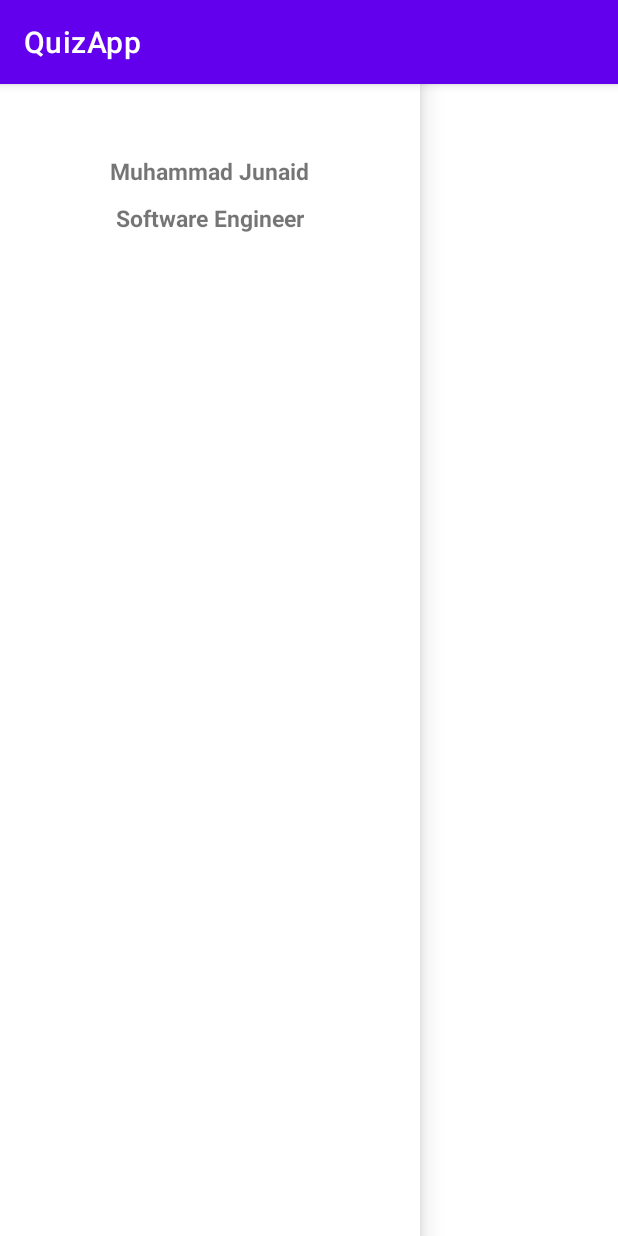
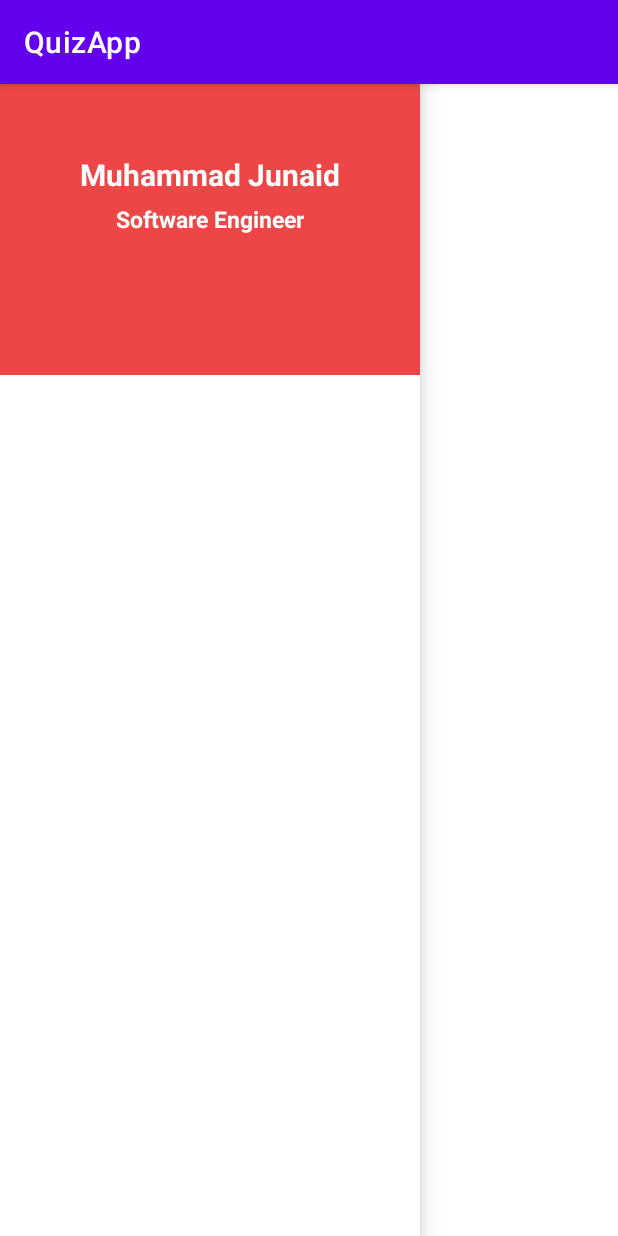
Before and after one commit to junaid786-prog/quiz-drawer-app, an Android app: the screen it shows after launch (MainActivity), with the side drawer open, on a phone screen of 412 x 824 dp. Run offline under Robolectric (Android 15) with nearby library versions, the phone set to English and light mode, and no system bars.

Commit message:
background color for header layout changed

```diff
--- a/app/src/main/res/layout/header_layout.xml
+++ b/app/src/main/res/layout/header_layout.xml
@@ -5,6 +5,7 @@
     android:id="@+id/headerLayout"
     android:layout_width="match_parent"
     android:layout_height="250dp"
+    android:background="#EC4646"
     android:gravity="center_horizontal|center_vertical"
     android:orientation="vertical">
 
@@ -19,9 +20,10 @@
         android:layout_width="wrap_content"
         android:layout_height="wrap_content"
         android:layout_marginTop="10dp"
-        android:layout_marginBottom="10dp"
+        android:layout_marginBottom="5dp"
         android:text="Muhammad Junaid"
-        android:textSize="15sp"
+        android:textColor="#ffff"
+        android:textSize="20sp"
         android:textStyle="bold" />
 
     <TextView
@@ -29,6 +31,7 @@
         android:layout_width="wrap_content"
         android:layout_height="wrap_content"
         android:text="Software Engineer"
+        android:textColor="#fff"
         android:textSize="15sp"
         android:textStyle="bold" />
 </androidx.appcompat.widget.LinearLayoutCompat>
```
